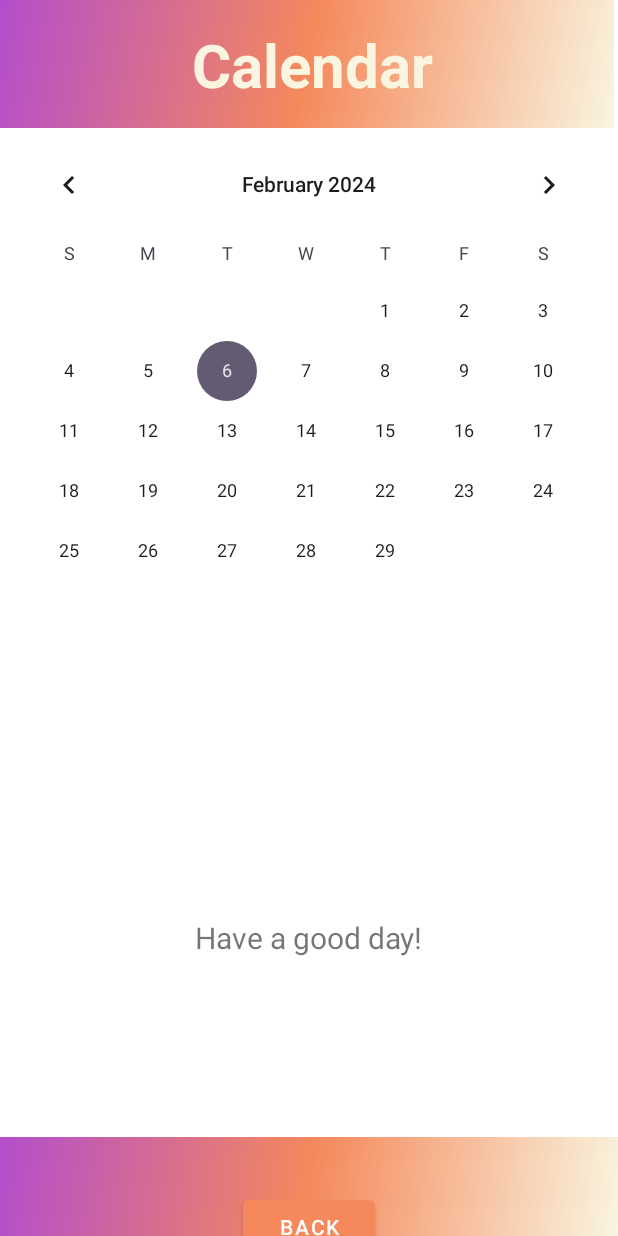
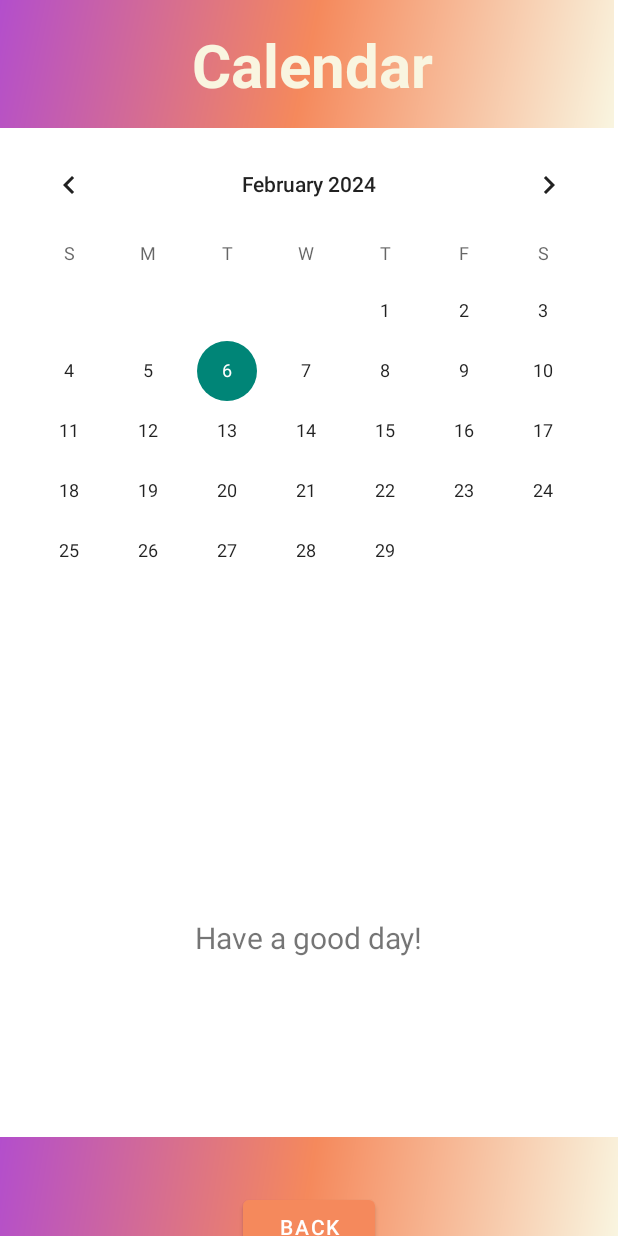
Before and after one commit to rcarver3/College-Scheduler, an Android app built with Jetpack Compose: the CalendarModel screen opened directly, with no data from a screen before it, on a phone screen of 412 x 824 dp. Run offline under Robolectric (Android 15) with nearby library versions, the light colour scheme and no system bars.

Commit message:
New calendar theme or whatever

```diff
--- a/app/src/main/res/layout/calendar.xml
+++ b/app/src/main/res/layout/calendar.xml
@@ -42,7 +42,7 @@
             android:layout_width="match_parent"
             android:layout_height="wrap_content"
             android:layout_marginTop="4dp"
-            android:theme="@style/Theme.Material3.DayNight"
+            android:theme="@style/CustomCalendarView"
             app:layout_constraintEnd_toEndOf="parent"
             app:layout_constraintHorizontal_bias="0.0"
             app:layout_constraintStart_toStartOf="parent"
--- a/app/src/main/res/values/themes.xml
+++ b/app/src/main/res/values/themes.xml
@@ -21,6 +21,11 @@
         <item name="windowNoTitle">true</item>
     </style>
 
+    <style name="CustomCalendarView" parent="Theme.AppCompat.Light">
+        <!-- Customize color attributes as needed -->
+        <item name="android:theme">@drawable/side_nav_bar</item>
+    </style>
+
     <style name="GradientFabRed" parent="Widget.AppCompat.ImageButton">
         <item name="android:background">@drawable/side_nav_bar_button</item>
     </style>
```
